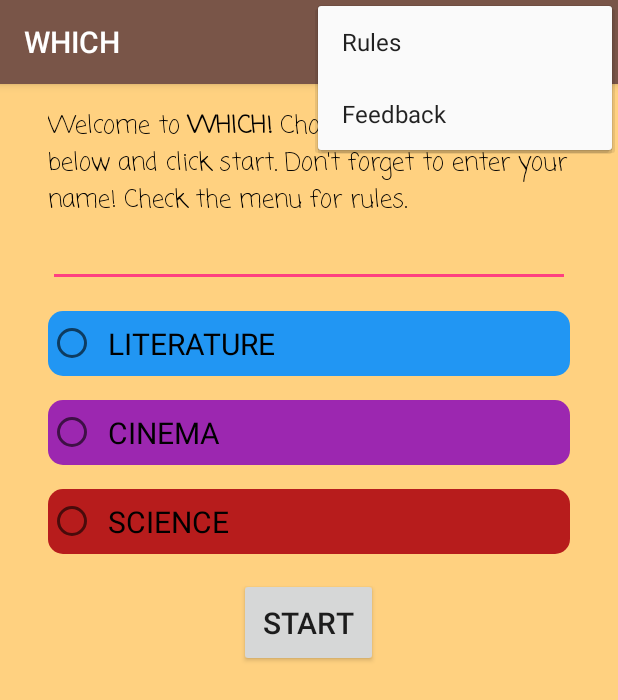
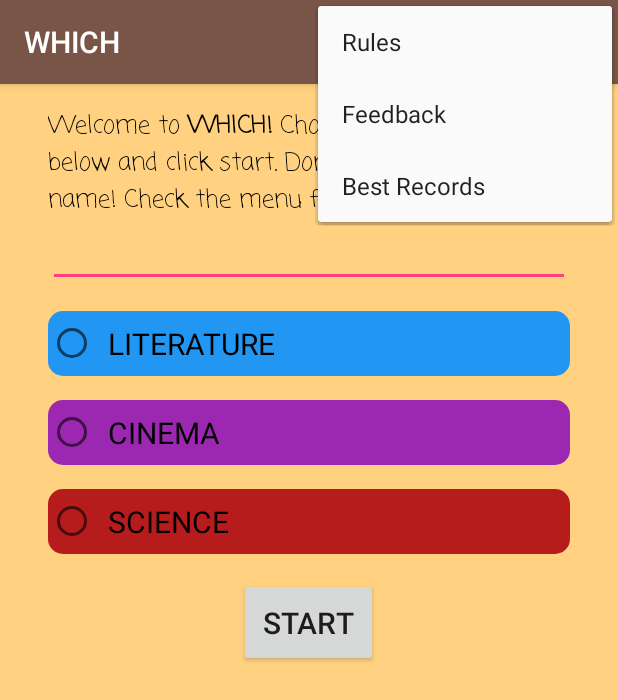
Before and after one commit to OyaCanli/quiz, an Android app: the screen it shows after launch (WelcomeActivity), with the options menu open, on a phone screen of 412 x 824 dp. Shown: the top 700 px of the screen. Run offline under Robolectric (Android 15) with nearby library versions, the phone set to English and light mode, and no system bars.

Commit message:
Best records are saved by sharedPreferences and shown in the menu

```diff
--- a/app/src/main/res/layout/welcome_activity.xml
+++ b/app/src/main/res/layout/welcome_activity.xml
@@ -1,7 +1,5 @@
 <?xml version="1.0" encoding="utf-8"?>
 <ScrollView xmlns:android="http://schemas.android.com/apk/res/android"
-    xmlns:app="http://schemas.android.com/apk/res-auto"
-    xmlns:tools="http://schemas.android.com/tools"
     android:layout_width="match_parent"
     android:layout_height="match_parent"
     android:fillViewport="true"
@@ -10,7 +8,7 @@
 
     <LinearLayout
         android:layout_width="match_parent"
-        android:layout_height="match_parent"
+        android:layout_height="wrap_content"
         android:background="@color/background"
         android:orientation="vertical">
 
--- a/app/src/main/res/menu/menu.xml
+++ b/app/src/main/res/menu/menu.xml
@@ -1,13 +1,20 @@
 <?xml version="1.0" encoding="utf-8"?>
 <menu xmlns:android="http://schemas.android.com/apk/res/android"
-        xmlns:app="http://schemas.android.com/apk/res-auto">
-        <item android:id="@+id/rules"
-            android:title="@string/rules"
-            app:showAsAction="never"/>
-        <item android:id="@+id/feedback"
-            android:title="@string/feedback"
-            app:showAsAction="never"/>
-        <item android:id="@+id/categories"
-            android:title="@string/categories"
-            app:showAsAction="never"/>
+    xmlns:app="http://schemas.android.com/apk/res-auto">
+    <item
+        android:id="@+id/rules"
+        android:title="@string/rules"
+        app:showAsAction="never" />
+    <item
+        android:id="@+id/feedback"
+        android:title="@string/feedback"
+        app:showAsAction="never" />
+    <item
+        android:id="@+id/categories"
+        android:title="@string/categories"
+        app:showAsAction="never" />
+    <item
+        android:id="@+id/bestRecords"
+        android:title="@string/best_records"
+        app:showAsAction="never" />
 </menu>
--- a/app/src/main/res/values/strings.xml
+++ b/app/src/main/res/values/strings.xml
@@ -43,6 +43,7 @@
     <string name="rules">Rules</string>
     <string name="welcome">Welcome to <b>WHICH!</b> Chose a category from below and click start. Don\'t forget to enter your name! Check the menu for rules.</string>
     <string name="categories">Categories</string>
+    <string name="best_records">Best Records</string>
 
     <string-array name="lit_q1">
         <item>Which of the followings is not a novel by Charles Dickens?</item>
```
Also changed, not shown: app/src/main/java/com/example/android/quiz/FeedbackActivity.java (+12 -0 lines), app/src/main/java/com/example/android/quiz/MainActivity.java (+52 -7 lines), app/src/main/java/com/example/android/quiz/WelcomeActivity.java (+12 -0 lines), app/src/main/res/layout-land/activity_main.xml (+8 -3 lines), app/src/main/res/layout/activity_main.xml (+6 -1 lines).
